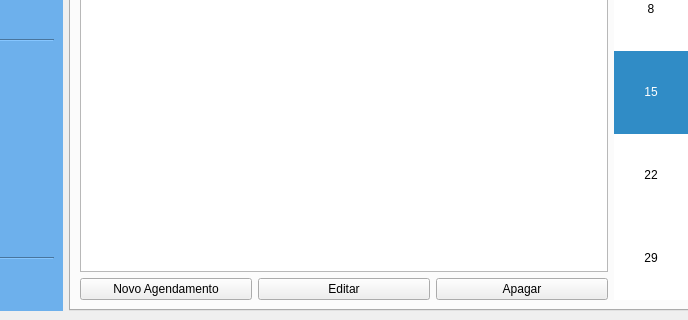
The window that clinica_cpp/mainwindow.ui (juander/Projeto_CPP) describes before a commit, drawn with Qt 5; both pictures show x 132 to 820 and y 400 to 720 of the 1280 by 720 pixel window.
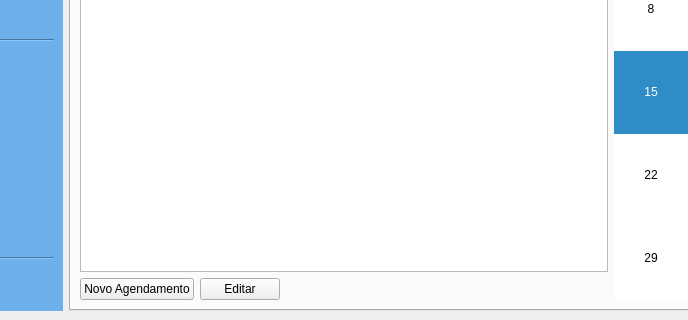
The same window after the commit. Icons and pictures are not drawn.

What changed in the file:
```diff
--- a/clinica_cpp/mainwindow.ui
+++ b/clinica_cpp/mainwindow.ui
@@ -2672,11 +2672,17 @@
                      </widget>
                     </item>
                     <item>
-                     <widget class="QPushButton" name="btnApagarAgenda">
-                      <property name="text">
-                       <string>Apagar</string>
+                     <spacer name="horizontalSpacer_13">
+                      <property name="orientation">
+                       <enum>Qt::Orientation::Horizontal</enum>
                       </property>
-                     </widget>
+                      <property name="sizeHint" stdset="0">
+                       <size>
+                        <width>40</width>
+                        <height>20</height>
+                       </size>
+                      </property>
+                     </spacer>
                     </item>
                    </layout>
                   </item>
```
